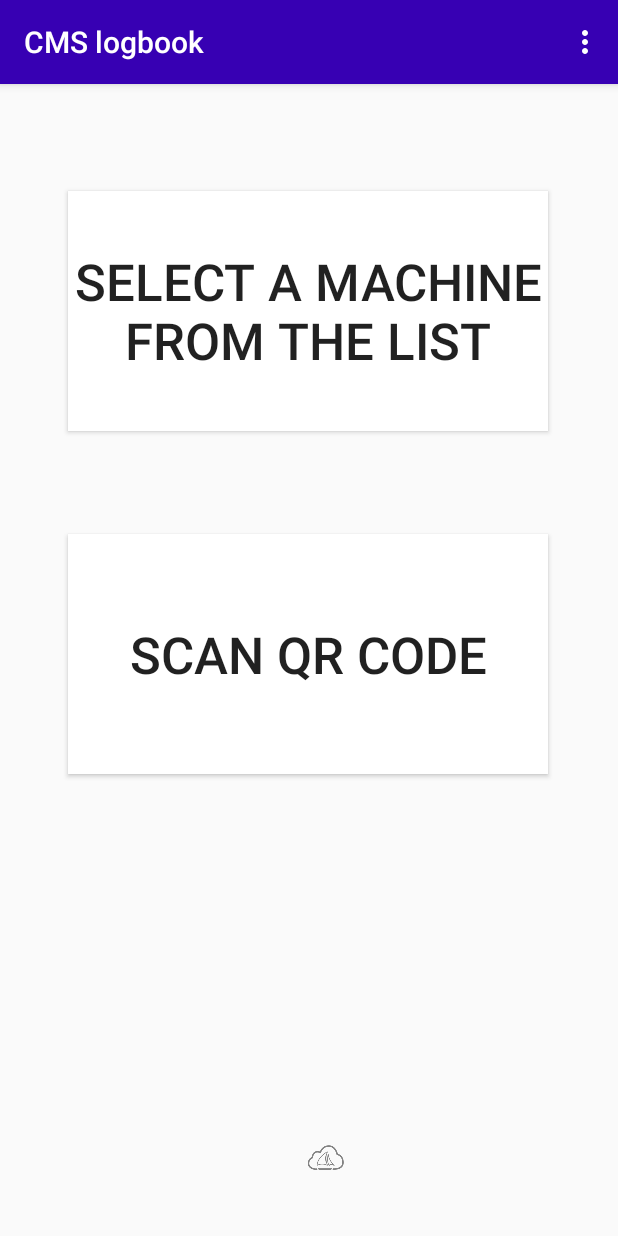
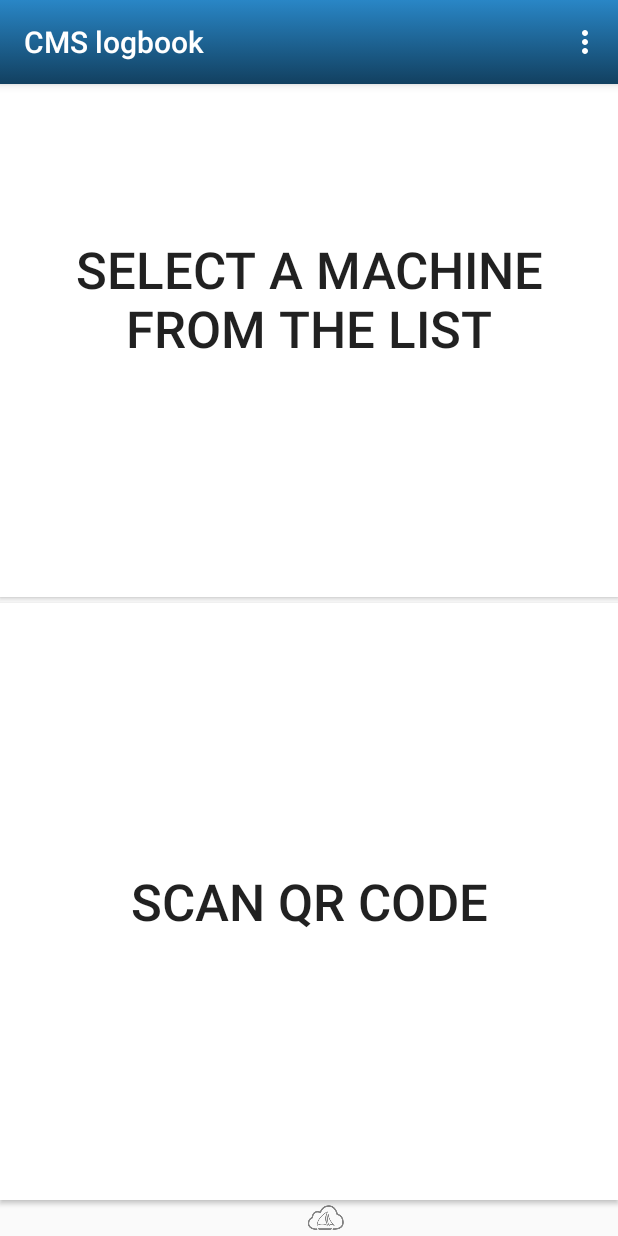
Before and after one commit to Fifczak/CMS_Logbook, an Android app: the MainActivity screen opened directly, with no data from a screen before it, on a phone screen of 412 x 824 dp. Run offline under Robolectric (Android 15) with nearby library versions, the phone set to English and light mode, and no system bars; our stand-ins replace navigation-ui.

Commit message:
add gradient and scale first page

```diff
--- /dev/null
+++ b/app-cms-workbook/src/main/res/drawable/gradient_background.xml
@@ -0,0 +1,12 @@
+<?xml version="1.0" encoding="utf-8"?>
+<selector xmlns:android="http://schemas.android.com/apk/res/android">
+    <item>
+        <shape>
+            <gradient
+                android:startColor="#2986c6"
+                android:endColor="#124060"
+                android:type="linear"
+                android:angle="270"/>
+        </shape>
+    </item>
+</selector>
--- a/app-cms-workbook/src/main/res/layout/activity_main.xml
+++ b/app-cms-workbook/src/main/res/layout/activity_main.xml
@@ -15,7 +15,7 @@
             android:id="@+id/toolbar"
             android:layout_width="match_parent"
             android:layout_height="?attr/actionBarSize"
-            android:background="@color/design_default_color_primary_dark"
+            android:background="@drawable/gradient_background"
             app:popupTheme="@style/Theme.MyApplication.PopupOverlay" />
 
     </com.google.android.material.appbar.AppBarLayout>
--- a/app-cms-workbook/src/main/res/layout/fragment_start.xml
+++ b/app-cms-workbook/src/main/res/layout/fragment_start.xml
@@ -8,40 +8,43 @@
 
     <Button
         android:id="@+id/button_qr_code"
-        android:layout_width="320dp"
-        android:layout_height="160dp"
-        android:layout_marginBottom="308dp"
+        android:layout_width="0dp"
+        android:layout_height="0dp"
+        android:layout_marginTop="2dp"
         android:background="#FFFFFF"
         android:text="@string/scan_qr_code"
         android:textSize="34sp"
-        app:layout_constraintBottom_toBottomOf="parent"
+        app:layout_constraintBottom_toTopOf="@+id/imageView3"
         app:layout_constraintEnd_toEndOf="parent"
-        app:layout_constraintHorizontal_bias="0.495"
-        app:layout_constraintStart_toStartOf="parent" />
+        app:layout_constraintStart_toStartOf="parent"
+        app:layout_constraintTop_toBottomOf="@id/button_select_machine"
+        app:layout_constraintVertical_bias="0.5"
+        app:layout_constraintVertical_weight="1" />
 
     <Button
         android:id="@+id/button_select_machine"
-        android:layout_width="320dp"
-        android:layout_height="160dp"
+        android:layout_width="0dp"
+        android:layout_height="0dp"
+        android:layout_marginBottom="2dp"
         android:background="#FFFFFF"
         android:text="@string/select_machine"
         android:textSize="34sp"
         app:layout_constraintBottom_toTopOf="@+id/button_qr_code"
         app:layout_constraintEnd_toEndOf="parent"
-        app:layout_constraintHorizontal_bias="0.495"
         app:layout_constraintStart_toStartOf="parent"
         app:layout_constraintTop_toTopOf="parent"
-        app:layout_constraintVertical_bias="0.651" />
+        app:layout_constraintVertical_bias="0.5"
+        app:layout_constraintVertical_weight="1" />
 
     <ImageView
         android:id="@+id/imageView3"
         android:layout_width="24dp"
         android:layout_height="24dp"
-        android:layout_marginBottom="40dp"
         android:src="@drawable/cms_logo"
         app:layout_constraintBottom_toBottomOf="parent"
         app:layout_constraintEnd_toEndOf="parent"
         app:layout_constraintHorizontal_bias="0.53"
-        app:layout_constraintStart_toStartOf="parent" />
+        app:layout_constraintStart_toStartOf="parent"
+        app:layout_constraintTop_toBottomOf="@+id/button_qr_code" />
 
 </androidx.constraintlayout.widget.ConstraintLayout>
```
